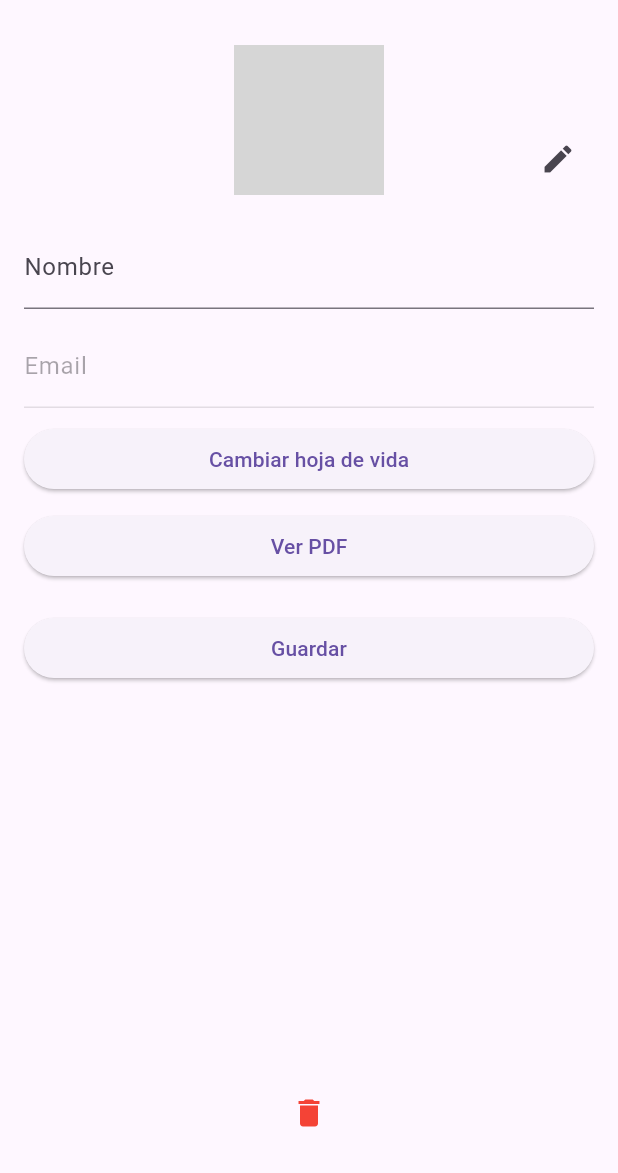
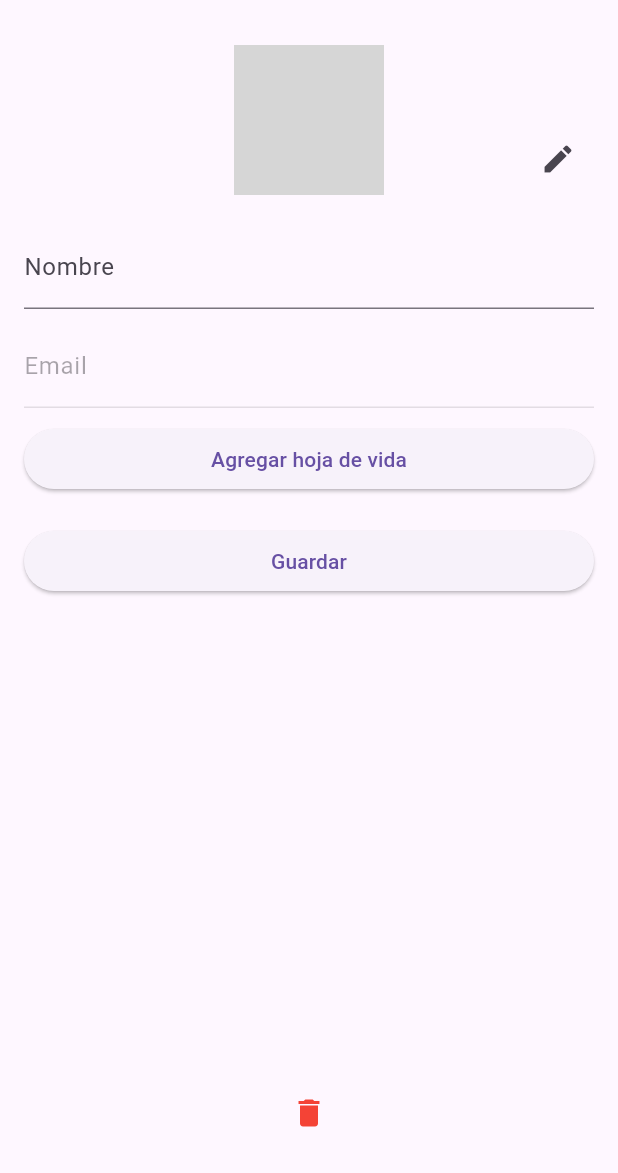
Before and after one commit to JhonOlivares26/CVault, a Flutter app: the ProfilePage screen opened directly, on a phone screen of 412 x 824 dp, the part 63-1236 px from its top. Run offline on Flutter 3.47's test engine with Material 3 defaults, Android fonts, the phone set to English and light mode, and no system bars; our stand-ins replace animate_do, cloud_firestore, file_picker, firebase_auth, firebase_core, firebase_storage and 3 more; accounts and stored records are empty; network calls fail; grey boxes are pictures that could not be loaded.

Commit message:
BugFix ahora el pdf es opcional en la pagina de registro

```diff
--- a/lib/services/firebase_service.dart
+++ b/lib/services/firebase_service.dart
@@ -30,7 +30,7 @@ class FirebaseService {
             email: user.email!,
             photo: user.photoURL ?? 'URL de la foto no proporcionada',
             userType: 'Tipo de usuario no proporcionado',
-            userPdf: 'PDF no proporcionado',
+            userPdf: '',
           );
           users.doc(customUser.id).set(customUser.toJson());
         }
@@ -65,7 +65,7 @@ class FirebaseService {
           email: user.email!,
           photo: user.photoURL ?? 'URL de la foto no proporcionada',
           userType: 'Persona',
-          userPdf: 'PDF no proporcionado',
+          userPdf: '',
         );
         CollectionReference users =
             FirebaseFirestore.instance.collection('users');
@@ -78,8 +78,13 @@ class FirebaseService {
     }
   }
 
-  static Future<String?> registerWithEmailPassword(String email,
-      String password, String name, String userType, String userPdf) async {
+  static Future<String?> registerWithEmailPassword(
+    String email,
+    String password,
+    String name,
+    String userType, {
+    String? userPdf,
+  }) async {
     try {
       auth.UserCredential userCredential =
           await auth.FirebaseAuth.instance.createUserWithEmailAndPassword(
@@ -99,13 +104,17 @@ class FirebaseService {
         DocumentReference docRef = users.doc(user!.uid);
         DocumentSnapshot docSnapshot = await docRef.get();
         if (!docSnapshot.exists) {
-          users.doc(user.uid).set({
+          Map<String, dynamic> userData = {
             'name': name,
             'email': email,
             'userType': userType,
             'photo': user.photoURL,
-            'userPdf': userPdf,
-          });
+            'userPdf': "",
+          };
+          if (userPdf != null) {
+            userData['userPdf'] = userPdf;
+          }
+          users.doc(user.uid).set(userData);
         }
         return 'Registro exitoso';
       }
--- a/lib/views/pages/ProfilePage.dart
+++ b/lib/views/pages/ProfilePage.dart
@@ -120,7 +120,7 @@ class _ProfilePageState extends State<ProfilePage> {
       final firebase_storage.Reference ref = firebase_storage
           .FirebaseStorage.instance
           .ref()
-          .child('userPDF')
+          .child('pdfs')
           .child('${user!.uid}.pdf');
 
       await ref.putFile(File(result.files.single.path!));
@@ -220,15 +220,15 @@ class _ProfilePageState extends State<ProfilePage> {
                     enabled: false,
                   ),
                   SizedBox(height: 10),
-                  if (userPdf != null)
-                    ElevatedButton(
-                      onPressed: updatePDF,
-                      child: Text(userPdf != null
-                          ? 'Cambiar hoja de vida'
-                          : 'Agregar hoja de vida'),
-                    ),
-                  if (userPdf != null) SizedBox(height: 10),
-                  if (userPdf != null)
+                  ElevatedButton(
+                    onPressed: updatePDF,
+                    child: Text(userPdf != null && userPdf!.length > 1
+                        ? 'Cambiar hoja de vida'
+                        : 'Agregar hoja de vida'),
+                  ),
+                  if (userPdf != null && userPdf!.length > 1)
+                    SizedBox(height: 10),
+                  if (userPdf != null && userPdf!.length > 1)
                     ElevatedButton(
                       onPressed: () async {
                         if (userPdf != null) {
```
Also changed, not shown: lib/views/pages/RegisterPage.dart (+31 -21 lines).
